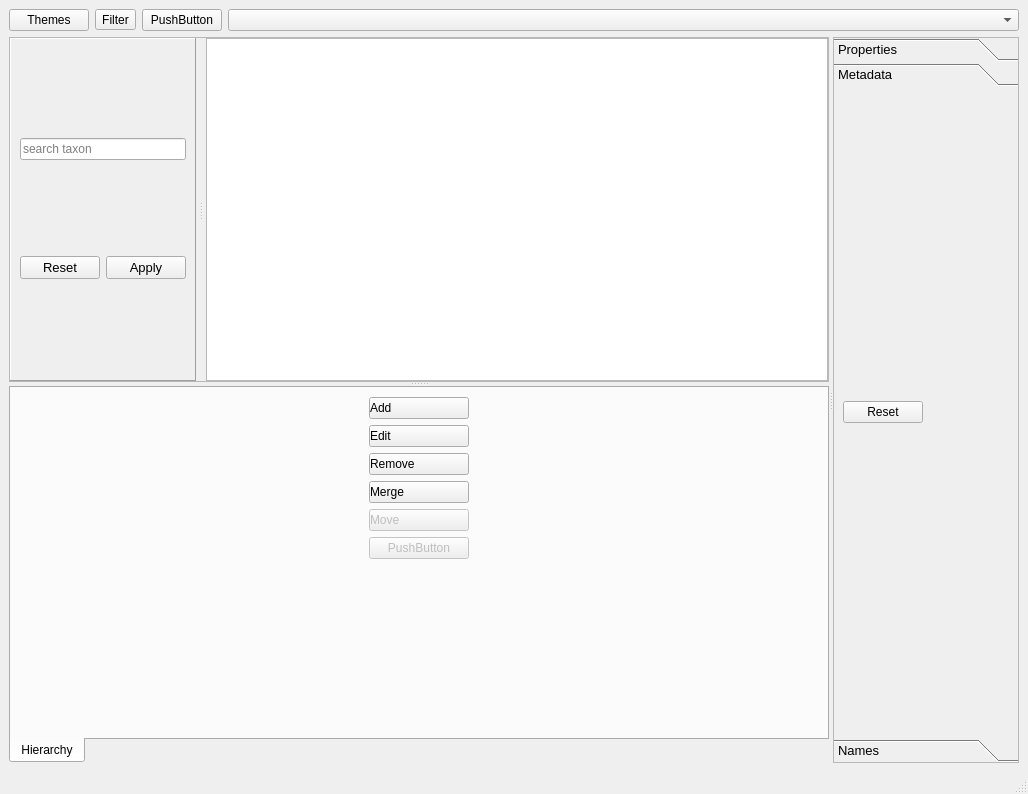
This is ui/taxanames.ui in PhilippeBko/taxa_occ as Qt 5 draws it before an edit. The edited form follows.
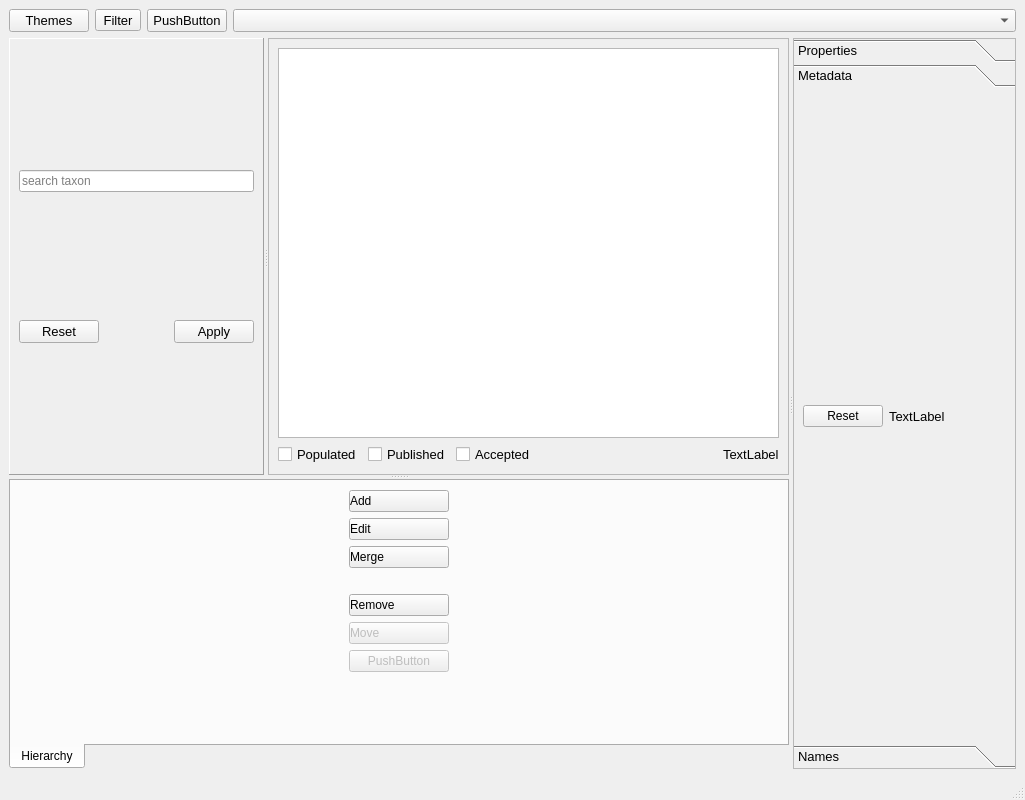
This is the edited form. The open tabs and pages were chosen to show the change. Icons and pictures are not drawn.

```diff
--- a/ui/taxanames.ui
+++ b/ui/taxanames.ui
@@ -6,8 +6,8 @@
    <rect>
     <x>0</x>
     <y>0</y>
-    <width>1028</width>
-    <height>794</height>
+    <width>1025</width>
+    <height>800</height>
    </rect>
   </property>
   <property name="sizePolicy">
@@ -42,7 +42,7 @@
      <height>0</height>
     </size>
    </property>
-   <layout class="QGridLayout" name="gridLayout">
+   <layout class="QGridLayout" name="gridLayout_2">
     <item row="0" column="0">
      <layout class="QHBoxLayout" name="horizontalLayout">
       <item>
@@ -53,6 +53,11 @@
           <height>16777215</height>
          </size>
         </property>
+        <property name="font">
+         <font>
+          <pointsize>10</pointsize>
+         </font>
+        </property>
         <property name="text">
          <string>Themes</string>
         </property>
@@ -60,6 +65,11 @@
       </item>
       <item>
        <widget class="QToolButton" name="button_showFilter">
+        <property name="font">
+         <font>
+          <pointsize>10</pointsize>
+         </font>
+        </property>
         <property name="text">
          <string>Filter</string>
         </property>
@@ -70,6 +80,11 @@
       </item>
       <item>
        <widget class="QPushButton" name="button_rankGroup">
+        <property name="font">
+         <font>
+          <pointsize>10</pointsize>
+         </font>
+        </property>
         <property name="text">
          <string>PushButton</string>
         </property>
@@ -89,6 +104,11 @@
           <height>0</height>
          </size>
         </property>
+        <property name="font">
+         <font>
+          <pointsize>10</pointsize>
+         </font>
+        </property>
         <property name="accessibleDescription">
          <string/>
         </property>
@@ -102,7 +122,7 @@
       </item>
      </layout>
     </item>
-    <item row="2" column="0">
+    <item row="1" column="0">
      <widget class="QSplitter" name="splitter_3">
       <property name="orientation">
        <enum>Qt::Horizontal</enum>
@@ -112,25 +132,16 @@
         <enum>Qt::Vertical</enum>
        </property>
        <widget class="QSplitter" name="splitter">
-        <property name="sizePolicy">
-         <sizepolicy hsizetype="Preferred" vsizetype="Preferred">
-          <horstretch>1</horstretch>
-          <verstretch>0</verstretch>
-         </sizepolicy>
-        </property>
-        <property name="frameShape">
-         <enum>QFrame::StyledPanel</enum>
-        </property>
         <property name="orientation">
          <enum>Qt::Horizontal</enum>
         </property>
-        <property name="opaqueResize">
-         <bool>true</bool>
-        </property>
-        <property name="handleWidth">
-         <number>10</number>
-        </property>
         <widget class="QFrame" name="frame_filter">
+         <property name="sizePolicy">
+          <sizepolicy hsizetype="Fixed" vsizetype="Expanding">
+           <horstretch>0</horstretch>
+           <verstretch>0</verstretch>
+          </sizepolicy>
+         </property>
          <property name="frameShape">
           <enum>QFrame::Panel</enum>
          </property>
@@ -142,7 +153,7 @@
            <widget class="QLineEdit" name="lineEdit_searchtaxon">
             <property name="maximumSize">
              <size>
-              <width>270</width>
+              <width>16777215</width>
               <height>16777215</height>
              </size>
             </property>
@@ -171,34 +182,147 @@
           </item>
          </layout>
         </widget>
-        <widget class="QTreeView" name="main_treeView">
+        <widget class="QFrame" name="frame_treeview">
          <property name="sizePolicy">
-          <sizepolicy hsizetype="Expanding" vsizetype="Expanding">
-           <horstretch>1</horstretch>
+          <sizepolicy hsizetype="Preferred" vsizetype="Preferred">
+           <horstretch>0</horstretch>
            <verstretch>0</verstretch>
           </sizepolicy>
          </property>
-         <property name="minimumSize">
-          <size>
-           <width>300</width>
-           <height>300</height>
-          </size>
+         <property name="frameShape">
+          <enum>QFrame::StyledPanel</enum>
          </property>
-         <property name="editTriggers">
-          <set>QAbstractItemView::NoEditTriggers</set>
+         <property name="frameShadow">
+          <enum>QFrame::Raised</enum>
          </property>
-         <property name="sortingEnabled">
-          <bool>true</bool>
-         </property>
-         <property name="animated">
-          <bool>false</bool>
-         </property>
+         <layout class="QGridLayout" name="gridLayout">
+          <item row="4" column="0">
+           <layout class="QHBoxLayout" name="horizontalLayout_4">
+            <item>
+             <widget class="QCheckBox" name="checkBox_withtaxa">
+              <property name="sizePolicy">
+               <sizepolicy hsizetype="Fixed" vsizetype="Fixed">
+                <horstretch>0</horstretch>
+                <verstretch>0</verstretch>
+               </sizepolicy>
+              </property>
+              <property name="font">
+               <font>
+                <pointsize>10</pointsize>
+               </font>
+              </property>
+              <property name="text">
+               <string>Populated</string>
+              </property>
+             </widget>
+            </item>
+            <item alignment="Qt::AlignLeft">
+             <widget class="QCheckBox" name="checkBox_published">
+              <property name="sizePolicy">
+               <sizepolicy hsizetype="Fixed" vsizetype="Fixed">
+                <horstretch>0</horstretch>
+                <verstretch>0</verstretch>
+               </sizepolicy>
+              </property>
+              <property name="font">
+               <font>
+                <pointsize>10</pointsize>
+               </font>
+              </property>
+              <property name="text">
+               <string>Published</string>
+              </property>
+              <property name="tristate">
+               <bool>true</bool>
+              </property>
+             </widget>
+            </item>
+            <item>
+             <widget class="QCheckBox" name="checkBox_accepted">
+              <property name="sizePolicy">
+               <sizepolicy hsizetype="Fixed" vsizetype="Fixed">
+                <horstretch>0</horstretch>
+                <verstretch>0</verstretch>
+               </sizepolicy>
+              </property>
+              <property name="maximumSize">
+               <size>
+                <width>100</width>
+                <height>16777215</height>
+               </size>
+              </property>
+              <property name="font">
+               <font>
+                <pointsize>10</pointsize>
+               </font>
+              </property>
+              <property name="text">
+               <string>Accepted</string>
+              </property>
+              <property name="tristate">
+               <bool>true</bool>
+              </property>
+             </widget>
+            </item>
+            <item>
+             <spacer name="horizontalSpacer">
+              <property name="orientation">
+               <enum>Qt::Horizontal</enum>
+              </property>
+              <property name="sizeHint" stdset="0">
+               <size>
+                <width>40</width>
+                <height>20</height>
+               </size>
+              </property>
+             </spacer>
+            </item>
+            <item>
+             <widget class="QLabel" name="label_count">
+              <property name="font">
+               <font>
+                <pointsize>10</pointsize>
+               </font>
+              </property>
+              <property name="text">
+               <string>TextLabel</string>
+              </property>
+             </widget>
+            </item>
+           </layout>
+          </item>
+          <item row="3" column="0">
+           <widget class="QTreeView" name="main_treeView">
+            <property name="sizePolicy">
+             <sizepolicy hsizetype="Expanding" vsizetype="Expanding">
+              <horstretch>0</horstretch>
+              <verstretch>0</verstretch>
+             </sizepolicy>
+            </property>
+            <property name="minimumSize">
+             <size>
+              <width>300</width>
+              <height>300</height>
+             </size>
+            </property>
+            <property name="editTriggers">
+             <set>QAbstractItemView::NoEditTriggers</set>
+            </property>
+            <property name="sortingEnabled">
+             <bool>true</bool>
+            </property>
+            <property name="animated">
+             <bool>false</bool>
+            </property>
+           </widget>
+          </item>
+         </layout>
         </widget>
        </widget>
        <widget class="QTabWidget" name="tab_data">
         <property name="sizePolicy">
-         <sizepolicy hsizetype="Preferred" vsizetype="Preferred">
-          <horstretch>2</horstretch>
+         <sizepolicy hsizetype="Expanding" vsizetype="Expanding">
+          <horstretch>0</horstretch>
           <verstretch>0</verstretch>
          </sizepolicy>
         </property>
@@ -284,32 +408,6 @@
                 </property>
                </widget>
               </item>
-              <item>
-               <widget class="QPushButton" name="button_delNames">
-                <property name="maximumSize">
-                 <size>
-                  <width>100</width>
-                  <height>16777215</height>
-                 </size>
-                </property>
-                <property name="styleSheet">
-                 <string notr="true">text-align: left;</string>
-                </property>
-                <property name="text">
-                 <string>Remove</string>
-                </property>
-                <property name="icon">
-                 <iconset>
-                  <normaloff>../icons/remove.png</normaloff>../icons/remove.png</iconset>
-                </property>
-                <property name="iconSize">
-                 <size>
-                  <width>18</width>
-                  <height>18</height>
-                 </size>
-                </property>
-               </widget>
-              </item>
               <item>
                <widget class="QPushButton" name="button_MergeNames">
                 <property name="maximumSize">
@@ -336,6 +434,48 @@
                 </property>
                </widget>
               </item>
+              <item>
+               <spacer name="verticalSpacer">
+                <property name="orientation">
+                 <enum>Qt::Vertical</enum>
+                </property>
+                <property name="sizeType">
+                 <enum>QSizePolicy::Fixed</enum>
+                </property>
+                <property name="sizeHint" stdset="0">
+                 <size>
+                  <width>20</width>
+                  <height>20</height>
+                 </size>
+                </property>
+               </spacer>
+              </item>
+              <item>
+               <widget class="QPushButton" name="button_delNames">
+                <property name="maximumSize">
+                 <size>
+                  <width>100</width>
+                  <height>16777215</height>
+                 </size>
+                </property>
+                <property name="styleSheet">
+                 <string notr="true">text-align: left;</string>
+                </property>
+                <property name="text">
+                 <string>Remove</string>
+                </property>
+                <property name="icon">
+                 <iconset>
+                  <normaloff>../icons/remove.png</normaloff>../icons/remove.png</iconset>
+                </property>
+                <property name="iconSize">
+                 <size>
+                  <width>18</width>
+                  <height>18</height>
+                 </size>
+                </property>
+               </widget>
+              </item>
               <item>
                <widget class="QPushButton" name="pushButtonMoveChilds">
                 <property name="enabled">
@@ -407,9 +547,9 @@
       </widget>
       <widget class="QToolBox" name="toolBox">
        <property name="sizePolicy">
-        <sizepolicy hsizetype="Preferred" vsizetype="Expanding">
+        <sizepolicy hsizetype="Expanding" vsizetype="Expanding">
          <horstretch>0</horstretch>
-         <verstretch>1</verstretch>
+         <verstretch>0</verstretch>
         </sizepolicy>
        </property>
        <property name="font">
@@ -474,8 +614,8 @@
          <rect>
           <x>0</x>
           <y>0</y>
-          <width>287</width>
-          <height>421</height>
+          <width>175</width>
+          <height>44</height>
          </rect>
         </property>
         <attribute name="label">
@@ -483,19 +623,42 @@
         </attribute>
         <layout class="QVBoxLayout" name="verticalLayout_4">
          <item>
-          <widget class="QDialogButtonBox" name="buttonBox_metadata">
-           <property name="font">
-            <font>
-             <pointsize>9</pointsize>
-            </font>
-           </property>
-           <property name="styleSheet">
-            <string notr="true"/>
-           </property>
-           <property name="standardButtons">
-            <set>QDialogButtonBox::Reset</set>
-           </property>
-          </widget>
+          <layout class="QHBoxLayout" name="horizontalLayout_2">
+           <item>
+            <widget class="QDialogButtonBox" name="buttonBox_metadata">
+             <property name="sizePolicy">
+              <sizepolicy hsizetype="Fixed" vsizetype="Fixed">
+               <horstretch>0</horstretch>
+               <verstretch>0</verstretch>
+              </sizepolicy>
+             </property>
+             <property name="font">
+              <font>
+               <pointsize>9</pointsize>
+              </font>
+             </property>
+             <property name="styleSheet">
+              <string notr="true"/>
+             </property>
+             <property name="standardButtons">
+              <set>QDialogButtonBox::Reset</set>
+             </property>
+            </widget>
+           </item>
+           <item alignment="Qt::AlignLeft">
+            <widget class="QLabel" name="label_query_time">
+             <property name="sizePolicy">
+              <sizepolicy hsizetype="Expanding" vsizetype="Preferred">
+               <horstretch>0</horstretch>
+               <verstretch>0</verstretch>
+              </sizepolicy>
+             </property>
+             <property name="text">
+              <string>TextLabel</string>
+             </property>
+            </widget>
+           </item>
+          </layout>
          </item>
         </layout>
        </widget>
```
Left out of the diff: 10 changed lines with no effect on the pictures.
